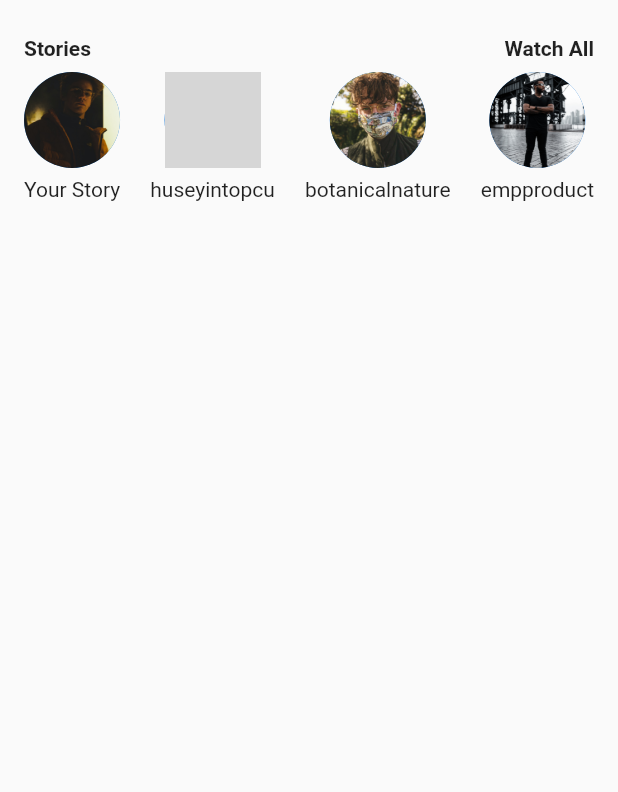
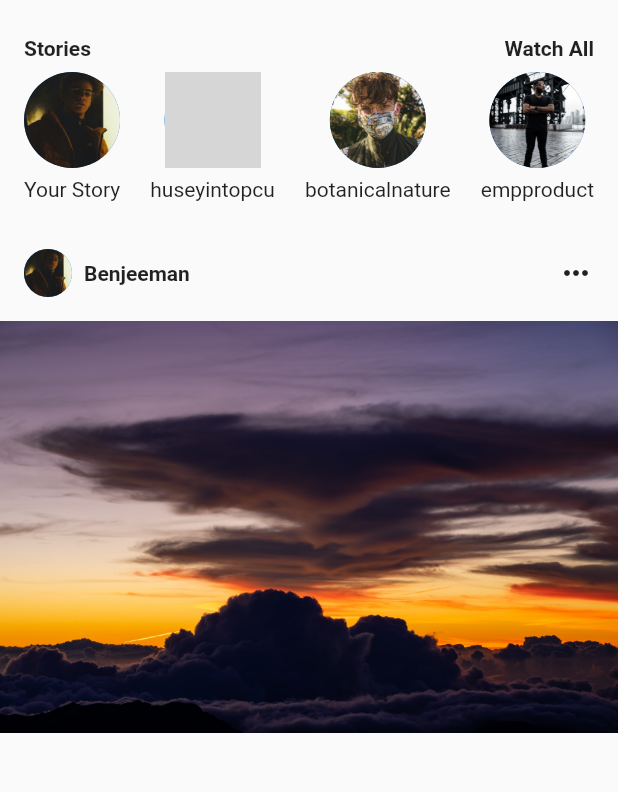
Before and after one commit to ldcstudio/flutter_beginner_insta, a Flutter app: the screen it shows after launch, on a phone screen of 412 x 824 dp, the part 60-852 px from its top. Run offline on Flutter 3.47's test engine with Material 2 defaults, Android fonts, the phone set to English and light mode, and no system bars; grey boxes are pictures that could not be loaded.

Commit message:
Create insta-post.dart

```diff
--- a/lib/insta-post.dart
+++ b/lib/insta-post.dart
@@ -3,6 +3,36 @@ import 'package:flutter/material.dart';
 class InstaPost extends StatelessWidget {
   @override
   Widget build(BuildContext context) {
-    return Container();
+    return Column(
+      children: [
+        Container(
+          padding: EdgeInsets.all(16.0),
+          child: Row(
+            mainAxisAlignment: MainAxisAlignment.spaceBetween,
+            children: [
+              _buildProfileUsername(),
+              Icon(Icons.more_horiz),
+            ],
+          ),
+        ),
+        Image.asset('assets/chaseemmons_post.jpg'),
+      ],
+    );
+  }
+
+  Row _buildProfileUsername() {
+    return Row(
+      children: [
+        CircleAvatar(
+          backgroundImage: AssetImage('assets/benjeeman.jpg'),
+          radius: 16.0,
+        ),
+        SizedBox(width: 8.0),
+        Text(
+          'Benjeeman',
+          style: TextStyle(fontWeight: FontWeight.bold),
+        ),
+      ],
+    );
   }
 }
```
